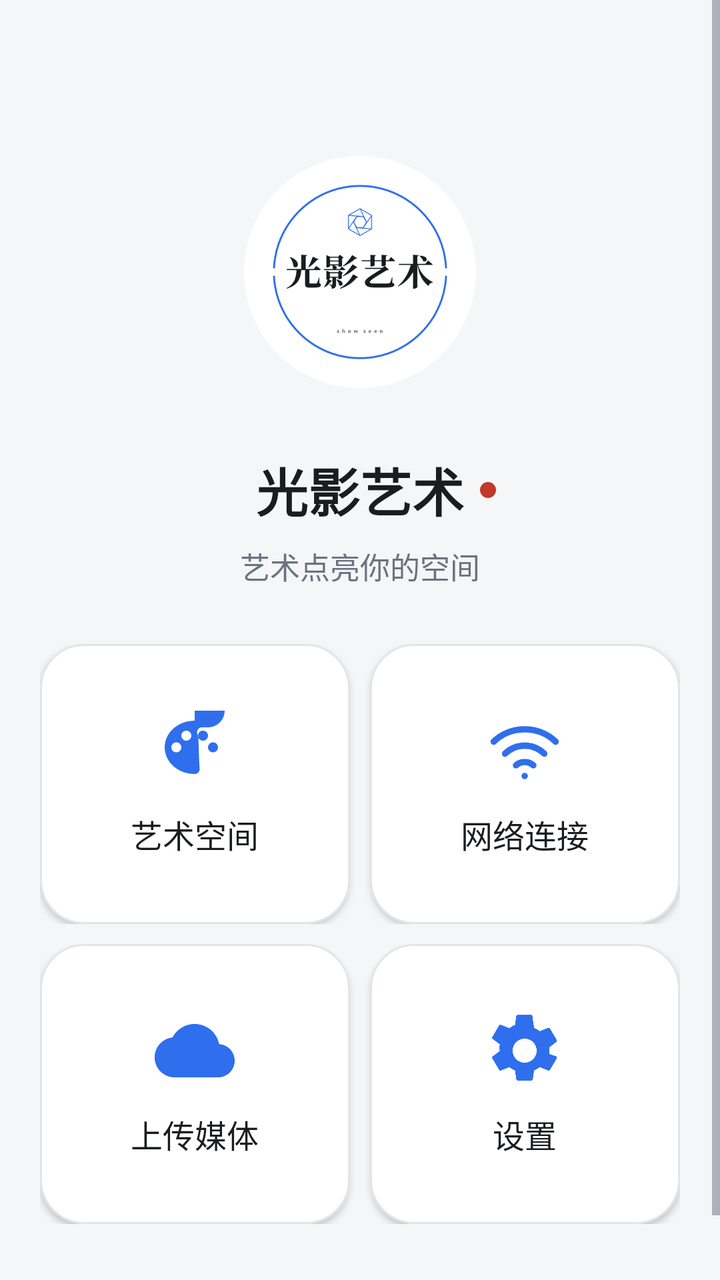
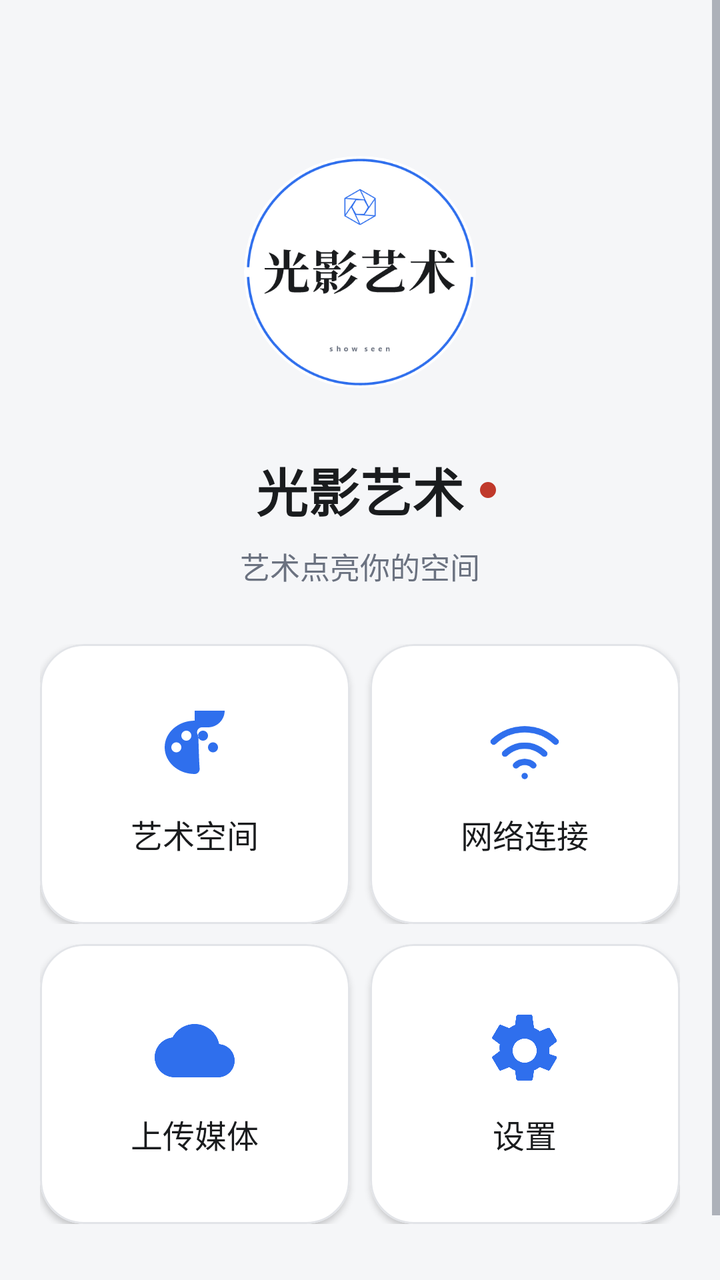

Screens rendered from an Android XML layout before and after an edit, with the pre-edit source and the edit as a unified diff.
<!-- AndroidManifest.xml: application theme Theme.LightShadowArtPhone -->
<!-- res/layout/view_dashboard.xml -->
<?xml version="1.0" encoding="utf-8"?>
<LinearLayout xmlns:android="http://schemas.android.com/apk/res/android"
    xmlns:app="http://schemas.android.com/apk/res-auto"
    android:layout_width="match_parent"
    android:layout_height="match_parent"
    android:background="@color/app_bg"
    android:orientation="vertical">

    <ScrollView
        android:layout_width="match_parent"
        android:layout_height="0dp"
        android:layout_weight="1"
        android:clipToPadding="false"
        android:fillViewport="true">

        <LinearLayout
            android:layout_width="match_parent"
            android:layout_height="wrap_content"
            android:orientation="vertical"
            android:paddingStart="@dimen/page_horizontal_padding"
            android:paddingTop="@dimen/page_vertical_padding"
            android:paddingEnd="@dimen/page_horizontal_padding"
            android:paddingBottom="@dimen/page_vertical_padding">

            
            <LinearLayout
                android:layout_width="match_parent"
                android:layout_height="wrap_content"
                android:gravity="center_horizontal"
                android:orientation="vertical">

                <ImageView
                    android:id="@+id/iv_dashboard_logo"
                    android:layout_width="@dimen/dashboard_logo_size"
                    android:layout_height="@dimen/dashboard_logo_size"
                    android:layout_marginTop="@dimen/dashboard_brand_top_offset"
                    android:background="@drawable/bg_brand_logo_circle"
                    android:clipToOutline="true"
                    android:contentDescription="@null"
                    android:scaleType="fitCenter"
                    android:src="@drawable/ic_brand_logo" />

                <RelativeLayout
                    android:layout_width="match_parent"
                    android:layout_height="wrap_content"
                    android:layout_marginTop="@dimen/dashboard_brand_gap">

                    <TextView
                        android:id="@+id/tv_dashboard_brand"
                        style="@style/Text.Title"
                        android:layout_width="wrap_content"
                        android:layout_height="wrap_content"
                        android:layout_centerHorizontal="true"
                        android:text="@string/app_name"
                        android:textSize="@dimen/text_dashboard_brand" />

                    <View
                        android:id="@+id/view_dashboard_dot"
                        android:layout_width="@dimen/dashboard_dot_size"
                        android:layout_height="@dimen/dashboard_dot_size"
                        android:layout_centerVertical="true"
                        android:layout_marginStart="@dimen/dashboard_dot_gap"
                        android:layout_toEndOf="@id/tv_dashboard_brand"
                        android:background="@drawable/dot_session" />
                </RelativeLayout>

                <TextView
                    android:id="@+id/tv_dashboard_subtitle"
                    style="@style/Text.Body"
                    android:layout_width="wrap_content"
                    android:layout_height="wrap_content"
                    android:layout_marginTop="@dimen/dashboard_subtitle_gap"
                    android:text="@string/welcome_subtitle"
                    android:textColor="@color/text_secondary" />
            </LinearLayout>

            
            <Space
                android:layout_width="match_parent"
                android:layout_height="0dp"
                android:layout_weight="1" />

            
            <LinearLayout
                android:layout_width="match_parent"
                android:layout_height="wrap_content"
                android:layout_marginTop="@dimen/dashboard_card_group_min_gap"
                android:baselineAligned="false"
                android:orientation="horizontal">

                <com.google.android.material.card.MaterialCardView
                    android:id="@+id/card_gallery"
                    style="@style/SurfaceCard.Clickable"
                    android:layout_width="0dp"
                    android:layout_height="@dimen/dashboard_card_height"
                    android:layout_weight="1">

                    <LinearLayout
                        android:layout_width="match_parent"
                        android:layout_height="match_parent"
                        android:gravity="center"
                        android:orientation="vertical"
                        android:padding="@dimen/card_padding">

                        <ImageView
                            android:layout_width="@dimen/icon_badge_box"
                            android:layout_height="@dimen/icon_badge_box"
                            android:contentDescription="@null"
                            android:src="@drawable/ic_palette"
                            app:tint="@color/primary_blue" />

                        <TextView
                            style="@style/Text.RowTitle"
                            android:layout_width="match_parent"
                            android:layout_height="wrap_content"
                            android:layout_marginTop="@dimen/item_gap"
                            android:gravity="center"
                            android:maxLines="2"
                            android:text="@string/space_title" />
                    </LinearLayout>
                </com.google.android.material.card.MaterialCardView>

                <com.google.android.material.card.MaterialCardView
                    android:id="@+id/card_network"
                    style="@style/SurfaceCard.Clickable"
                    android:layout_width="0dp"
                    android:layout_height="@dimen/dashboard_card_height"
                    android:layout_marginStart="@dimen/item_gap"
                    android:layout_weight="1">

                    <LinearLayout
                        android:layout_width="match_parent"
                        android:layout_height="match_parent"
                        android:gravity="center"
                        android:orientation="vertical"
                        android:padding="@dimen/card_padding">

                        <ImageView
                            android:layout_width="@dimen/icon_badge_box"
                            android:layout_height="@dimen/icon_badge_box"
                            android:contentDescription="@null"
                            android:src="@drawable/ic_network"
                            app:tint="@color/primary_blue" />

                        <TextView
                            style="@style/Text.RowTitle"
                            android:layout_width="match_parent"
                            android:layout_height="wrap_content"
                            android:layout_marginTop="@dimen/item_gap"
                            android:gravity="center"
                            android:maxLines="2"
                            android:text="@string/network_title" />
                    </LinearLayout>
                </com.google.android.material.card.MaterialCardView>
            </LinearLayout>

            
            <LinearLayout
                android:layout_width="match_parent"
                android:layout_height="wrap_content"
                android:layout_marginTop="@dimen/item_gap"
                android:layout_marginBottom="@dimen/dashboard_card_group_bottom_gap"
                android:baselineAligned="false"
                android:orientation="horizontal">

                <com.google.android.material.card.MaterialCardView
                    android:id="@+id/card_upload"
                    style="@style/SurfaceCard.Clickable"
                    android:layout_width="0dp"
                    android:layout_height="@dimen/dashboard_card_height"
                    android:layout_weight="1">

                    <LinearLayout
                        android:layout_width="match_parent"
                        android:layout_height="match_parent"
                        android:gravity="center"
                        android:orientation="vertical"
                        android:padding="@dimen/card_padding">

                        <ImageView
                            android:layout_width="@dimen/icon_badge_box"
                            android:layout_height="@dimen/icon_badge_box"
                            android:contentDescription="@null"
                            android:src="@drawable/ic_upload_cloud"
                            app:tint="@color/primary_blue" />

                        <TextView
                            style="@style/Text.RowTitle"
                            android:layout_width="match_parent"
                            android:layout_height="wrap_content"
                            android:layout_marginTop="@dimen/item_gap"
                            android:gravity="center"
                            android:maxLines="2"
                            android:text="@string/dashboard_upload_media" />
                    </LinearLayout>
                </com.google.android.material.card.MaterialCardView>

                <com.google.android.material.card.MaterialCardView
                    android:id="@+id/card_settings"
                    style="@style/SurfaceCard.Clickable"
                    android:layout_width="0dp"
                    android:layout_height="@dimen/dashboard_card_height"
                    android:layout_marginStart="@dimen/item_gap"
                    android:layout_weight="1">

                    <LinearLayout
                        android:layout_width="match_parent"
                        android:layout_height="match_parent"
                        android:gravity="center"
                        android:orientation="vertical"
                        android:padding="@dimen/card_padding">

                        <ImageView
                            android:layout_width="@dimen/icon_badge_box"
                            android:layout_height="@dimen/icon_badge_box"
                            android:contentDescription="@null"
                            android:src="@drawable/ic_settings_gear"
                            app:tint="@color/primary_blue" />

                        <TextView
                            style="@style/Text.RowTitle"
                            android:layout_width="match_parent"
                            android:layout_height="wrap_content"
                            android:layout_marginTop="@dimen/item_gap"
                            android:gravity="center"
                            android:maxLines="2"
                            android:text="@string/dashboard_frame_settings" />
                    </LinearLayout>
                </com.google.android.material.card.MaterialCardView>
            </LinearLayout>

            
            <com.google.android.material.button.MaterialButton
                android:id="@+id/btn_studio_folder"
                style="@style/PillButton.Outlined"
                android:layout_width="match_parent"
                android:layout_height="wrap_content"
                android:layout_marginTop="@dimen/section_gap"
                android:text="@string/action_studio_folder"
                android:visibility="gone" />
        </LinearLayout>
    </ScrollView>

    
    <com.google.android.material.card.MaterialCardView
        android:id="@+id/card_uploads"
        style="@style/SurfaceCard"
        android:layout_width="match_parent"
        android:layout_height="wrap_content"
        android:layout_marginStart="@dimen/page_horizontal_padding"
        android:layout_marginEnd="@dimen/page_horizontal_padding"
        android:layout_marginBottom="@dimen/item_gap"
        android:visibility="gone">

        <LinearLayout
            android:layout_width="match_parent"
            android:layout_height="wrap_content"
            android:orientation="vertical"
            android:padding="@dimen/card_padding">

            <TextView
                android:id="@+id/tv_upload_summary"
                style="@style/Text.RowTitle"
                android:layout_width="match_parent"
                android:layout_height="wrap_content"
                android:text="@string/upload_summary_empty" />

            <androidx.recyclerview.widget.RecyclerView
                android:id="@+id/recycler_uploads"
                android:layout_width="match_parent"
                android:layout_height="160dp"
                android:layout_marginTop="8dp"
                android:clipToPadding="false" />
        </LinearLayout>
    </com.google.android.material.card.MaterialCardView>
</LinearLayout>
<!-- resources referenced by this layout -->
<resources>
  <color name="app_bg">#F5F6F8</color>
  <color name="primary_blue">#2F6FED</color>
  <color name="text_secondary">#6B7280</color>
  <dimen name="card_padding">18dp</dimen>
  <dimen name="dashboard_brand_gap">32dp</dimen>
  <dimen name="dashboard_brand_top_offset">54dp</dimen>
  <dimen name="dashboard_card_group_bottom_gap">38dp</dimen>
  <dimen name="dashboard_card_group_min_gap">28dp</dimen>
  <dimen name="dashboard_card_height">140dp</dimen>
  <dimen name="dashboard_dot_gap">8dp</dimen>
  <dimen name="dashboard_dot_size">8dp</dimen>
  <dimen name="dashboard_logo_size">116dp</dimen>
  <dimen name="dashboard_subtitle_gap">8dp</dimen>
  <dimen name="icon_badge_box">40dp</dimen>
  <dimen name="item_gap">10dp</dimen>
  <dimen name="page_horizontal_padding">20dp</dimen>
  <dimen name="page_vertical_padding">24dp</dimen>
  <dimen name="section_gap">14dp</dimen>
  <dimen name="text_dashboard_brand">26sp</dimen>
  <!-- drawable bg_brand_logo_circle (drawable) -->
  <?xml version="1.0" encoding="utf-8"?>
  <shape xmlns:android="http://schemas.android.com/apk/res/android"
      android:shape="oval">
      <solid android:color="@color/card_bg" />
  </shape>
  <!-- drawable dot_session (drawable) -->
  <?xml version="1.0" encoding="utf-8"?>
  <shape xmlns:android="http://schemas.android.com/apk/res/android"
      android:shape="oval">
      <solid android:color="@color/status_destructive" />
  </shape>
  <!-- drawable ic_brand_logo: png bitmap (drawable-xxxhdpi, 32694 bytes) -->
  <string name="action_studio_folder">新建客户文件夹</string>
  <string name="app_name">光影艺术</string>
  <string name="dashboard_frame_settings">设置</string>
  <string name="dashboard_upload_media">上传媒体</string>
  <string name="network_title">网络连接</string>
  <string name="space_title">艺术空间</string>
  <string name="upload_summary_empty">选择文件后自动上传到设备</string>
  <string name="welcome_subtitle">艺术点亮你的空间</string>
  <style name="SurfaceCard" parent="Widget.Material3.CardView.Elevated">
          <item name="cardBackgroundColor">@color/card_bg</item>
          <item name="cardCornerRadius">@dimen/corner_large</item>
          <item name="cardElevation">@dimen/card_elevation</item>
          <item name="strokeColor">@color/divider_stroke</item>
          <item name="strokeWidth">@dimen/divider_width</item>
      </style>
  <style name="SurfaceCard.Clickable" parent="SurfaceCard">
          <item name="android:clickable">true</item>
          <item name="android:focusable">true</item>
          <item name="android:foreground">?attr/selectableItemBackground</item>
      </style>
  <style name="Text.Body" parent="">
          <item name="android:textColor">@color/text_primary</item>
          <item name="android:textSize">@dimen/text_body</item>
          <item name="android:lineSpacingMultiplier">1.15</item>
      </style>
  <style name="Text.RowTitle" parent="">
          <item name="android:textColor">@color/text_primary</item>
          <item name="android:textSize">@dimen/text_row_title</item>
      </style>
  <style name="Text.Title" parent="">
          <item name="android:textColor">@color/text_primary</item>
          <item name="android:textSize">@dimen/text_title</item>
          <item name="android:textStyle">bold</item>
      </style>
  <color name="card_bg">#FFFFFF</color>
  <color name="status_destructive">#C0392B</color>
  <color name="text_primary">#1A1C1E</color>
  <dimen name="touch_min_height">48dp</dimen>
  <dimen name="text_button">15sp</dimen>
  <dimen name="corner_pill">28dp</dimen>
  <dimen name="corner_large">22dp</dimen>
  <dimen name="card_elevation">2dp</dimen>
  <color name="divider_stroke">#E2E4E8</color>
  <dimen name="divider_width">1dp</dimen>
  <dimen name="text_body">15sp</dimen>
  <dimen name="text_row_title">16sp</dimen>
  <dimen name="text_title">20sp</dimen>
  <color name="on_primary">#FFFFFF</color>
  <color name="primary_soft">#E9EFFD</color>
  <color name="card_tint">#F5F6F8</color>
  <!-- unchanged entries left out for length: 6 -->
</resources>

<!-- the commit's change to res/layout/view_dashboard.xml (unified diff, before → after) -->
@@ -35,6 +35,7 @@
                     android:layout_height="@dimen/dashboard_logo_size"
                     android:layout_marginTop="@dimen/dashboard_brand_top_offset"
                     android:background="@drawable/bg_brand_logo_circle"
+                    android:padding="@dimen/brand_logo_inset"
                     android:clipToOutline="true"
                     android:contentDescription="@null"
                     android:scaleType="fitCenter"
<!-- resource entries referenced after the edit -->
@@ -3,6 +3,7 @@
   <color name="app_bg">#F5F6F8</color>
   <color name="primary_blue">#2F6FED</color>
   <color name="text_secondary">#6B7280</color>
+  <dimen name="brand_logo_inset">1dp</dimen>
   <dimen name="card_padding">18dp</dimen>
   <dimen name="dashboard_brand_gap">32dp</dimen>
   <dimen name="dashboard_brand_top_offset">54dp</dimen>
@@ -31,7 +32,7 @@
       android:shape="oval">
       <solid android:color="@color/status_destructive" />
   </shape>
-  <!-- drawable ic_brand_logo: png bitmap (drawable-xxxhdpi, 32694 bytes) -->
+  <!-- drawable ic_brand_logo: png bitmap (drawable-xxxhdpi, 19540 bytes) -->
   <string name="action_studio_folder">新建客户文件夹</string>
   <string name="app_name">光影艺术</string>
   <string name="dashboard_frame_settings">设置</string>
